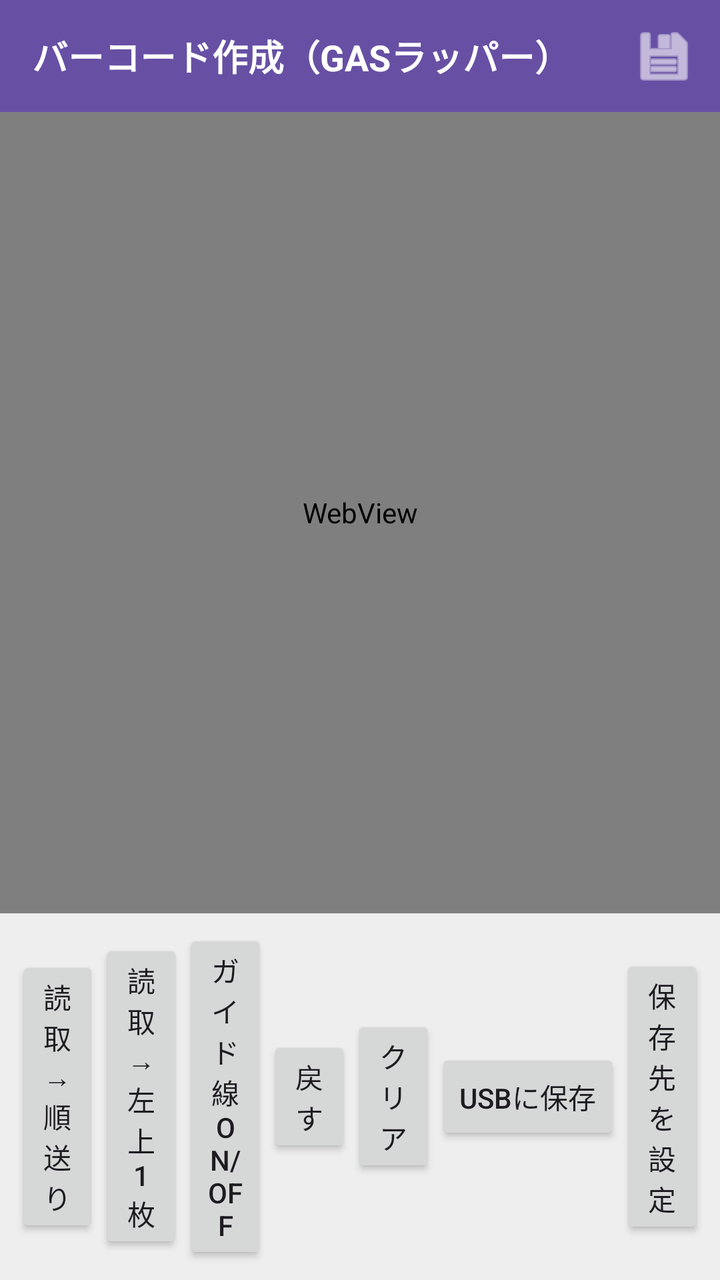
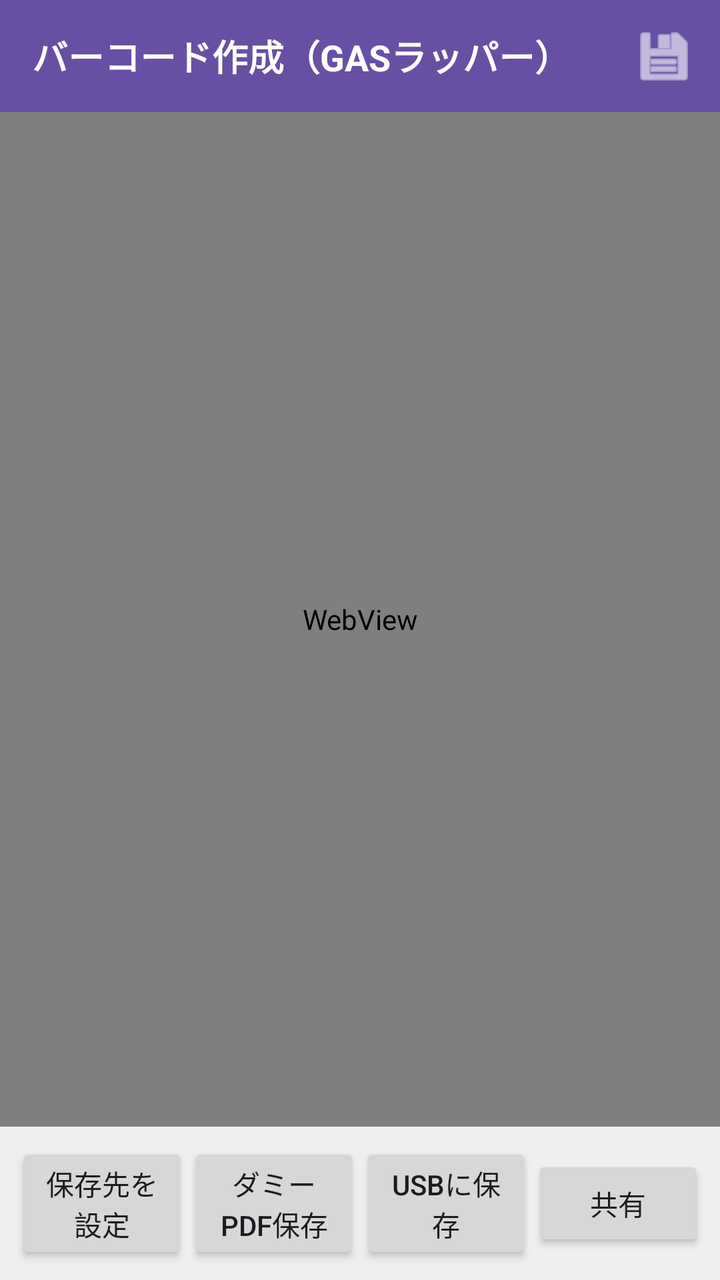

Before-and-after screenshots of an Android layout around one commit, followed by the original layout XML and the change that was made.
<!-- AndroidManifest.xml: application theme Theme.Material3.DayNight.NoActionBar -->
<!-- res/layout/activity_main.xml -->
<?xml version="1.0" encoding="utf-8"?>
<LinearLayout xmlns:android="http://schemas.android.com/apk/res/android"
    android:id="@+id/root"
    android:orientation="vertical"
    android:layout_width="match_parent"
    android:layout_height="match_parent">

    
    <LinearLayout
        android:id="@+id/topBar"
        android:layout_width="match_parent"
        android:layout_height="56dp"
        android:background="?attr/colorPrimary"
        android:gravity="center_vertical"
        android:paddingStart="16dp"
        android:paddingEnd="8dp">

        <TextView
            android:id="@+id/title"
            android:text="@string/app_name"
            android:textColor="@android:color/white"
            android:textStyle="bold"
            android:textSize="18sp"
            android:layout_width="0dp"
            android:layout_height="wrap_content"
            android:layout_weight="1"/>

        <ImageButton
            android:id="@+id/btnChangeFolder"
            android:src="@android:drawable/ic_menu_save"
            android:contentDescription="@string/change_folder"
            android:background="?attr/selectableItemBackgroundBorderless"
            android:tint="@android:color/white"
            android:layout_width="40dp"
            android:layout_height="40dp"/>
    </LinearLayout>

    
    <WebView
        android:id="@+id/webView"
        android:layout_width="match_parent"
        android:layout_height="0dp"
        android:layout_weight="1"/>

    
    <LinearLayout
        android:id="@+id/bottomBar"
        android:layout_width="match_parent"
        android:layout_height="wrap_content"
        android:padding="8dp"
        android:background="#EEEEEE"
        android:gravity="center"
        android:weightSum="6">

        
        <Button
            android:id="@+id/btnSeq"
            android:text="読取→順送り"
            android:layout_weight="1"
            android:layout_width="0dp"
            android:layout_height="wrap_content"/>

        <Button
            android:id="@+id/btnOne"
            android:text="読取→左上1枚"
            android:layout_weight="1"
            android:layout_width="0dp"
            android:layout_height="wrap_content"/>

        <Button
            android:id="@+id/btnGuide"
            android:text="ガイド線ON/OFF"
            android:layout_weight="1"
            android:layout_width="0dp"
            android:layout_height="wrap_content"/>

        <Button
            android:id="@+id/btnUndo"
            android:text="戻す"
            android:layout_weight="1"
            android:layout_width="0dp"
            android:layout_height="wrap_content"/>

        <Button
            android:id="@+id/btnClear"
            android:text="クリア"
            android:layout_weight="1"
            android:layout_width="0dp"
            android:layout_height="wrap_content"/>
        <Button
            android:id="@+id/btnSaveUsb"
            android:layout_width="wrap_content"
            android:layout_height="wrap_content"
            android:text="USBに保存" />


        <Button
            android:id="@+id/btnSetFolder"
            android:text="保存先を設定"
            android:layout_weight="1"
            android:layout_width="0dp"
            android:layout_height="wrap_content"/>


    </LinearLayout>

</LinearLayout>
<!-- resources referenced by this layout -->
<resources>
  <string name="app_name">バーコード作成（GASラッパー）</string>
  <string name="change_folder">保存先を再設定</string>
</resources>

<!-- the commit's change to res/layout/activity_main.xml (unified diff, before → after) -->
@@ -50,58 +50,35 @@
         android:padding="8dp"
         android:background="#EEEEEE"
         android:gravity="center"
-        android:weightSum="6">
+        android:weightSum="4">
 
-        
         <Button
-            android:id="@+id/btnSeq"
-            android:text="読取→順送り"
+            android:id="@+id/btnSetFolder"
+            android:text="@string/set_folder"
             android:layout_weight="1"
             android:layout_width="0dp"
             android:layout_height="wrap_content"/>
 
         <Button
-            android:id="@+id/btnOne"
-            android:text="読取→左上1枚"
+            android:id="@+id/btnSaveDummyPdf"
+            android:text="@string/save_dummy_pdf"
             android:layout_weight="1"
             android:layout_width="0dp"
             android:layout_height="wrap_content"/>
 
         <Button
-            android:id="@+id/btnGuide"
-            android:text="ガイド線ON/OFF"
+            android:id="@+id/btnSaveUsb"
+            android:text="@string/save_usb_from_webview"
             android:layout_weight="1"
             android:layout_width="0dp"
             android:layout_height="wrap_content"/>
 
         <Button
-            android:id="@+id/btnUndo"
-            android:text="戻す"
+            android:id="@+id/btnShare"
+            android:text="@string/share_pdf"
             android:layout_weight="1"
             android:layout_width="0dp"
             android:layout_height="wrap_content"/>
-
-        <Button
-            android:id="@+id/btnClear"
-            android:text="クリア"
-            android:layout_weight="1"
-            android:layout_width="0dp"
-            android:layout_height="wrap_content"/>
-        <Button
-            android:id="@+id/btnSaveUsb"
-            android:layout_width="wrap_content"
-            android:layout_height="wrap_content"
-            android:text="USBに保存" />
-
-
-        <Button
-            android:id="@+id/btnSetFolder"
-            android:text="保存先を設定"
-            android:layout_weight="1"
-            android:layout_width="0dp"
-            android:layout_height="wrap_content"/>
-
-
     </LinearLayout>
 
 </LinearLayout>
<!-- resource entries referenced after the edit -->
@@ -2,5 +2,9 @@
 <resources>
   <string name="app_name">バーコード作成（GASラッパー）</string>
   <string name="change_folder">保存先を再設定</string>
+  <string name="save_dummy_pdf">ダミーPDF保存</string>
+  <string name="save_usb_from_webview">USBに保存</string>
+  <string name="set_folder">保存先を設定</string>
+  <string name="share_pdf">共有</string>
 </resources>
 
